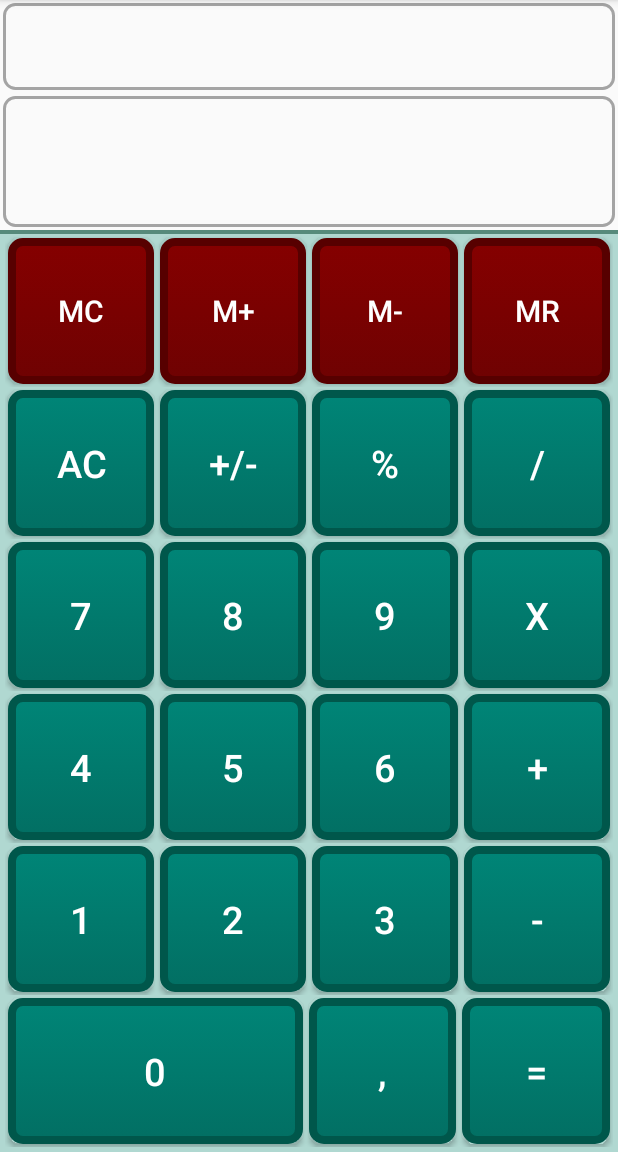
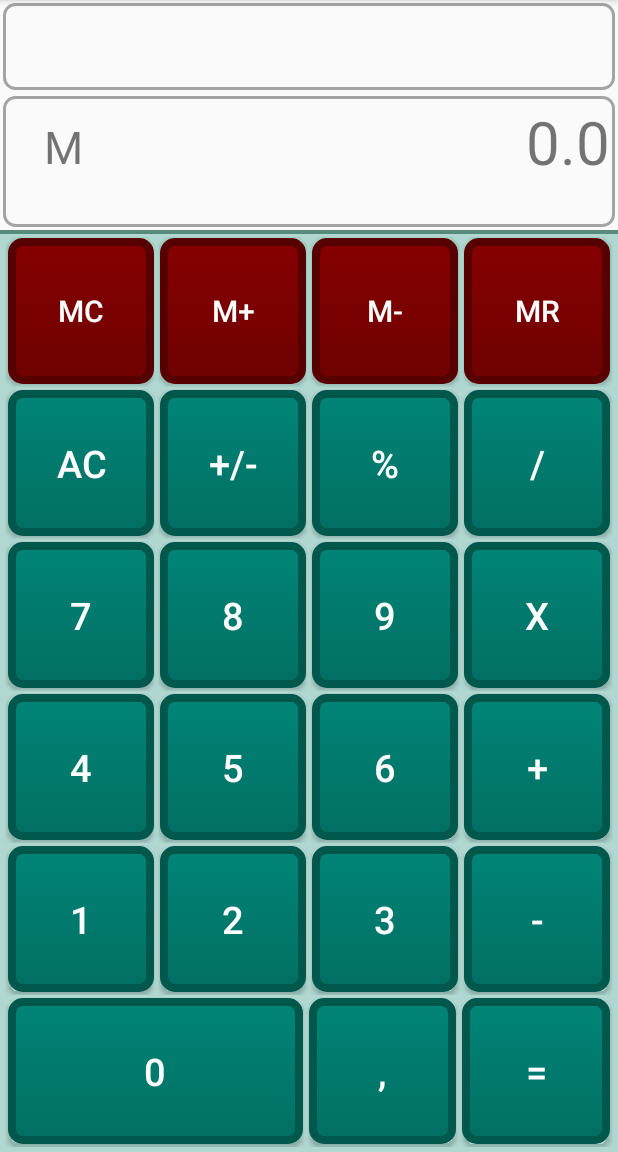
Before and after one commit to gabrielrevilla/proyecto_calculadora, an Android app: the screen it shows after launch (MainActivity), after a tap on "M+", on a phone screen of 412 x 824 dp, the part 84-1236 px from its top. Run offline under Robolectric (Android 15) with nearby library versions, the phone set to English and light mode, and no system bars; 1 statement that could not run was skipped.

Commit message:
falta cosas

```diff
--- a/app/src/main/java/com/azhex/calcuadora/MainActivity.java
+++ b/app/src/main/java/com/azhex/calcuadora/MainActivity.java
@@ -43,7 +43,7 @@ public class MainActivity extends AppCompatActivity {
     4 -> DIVIDIR
      */
     private int operacion = 0;
-    private double numeroMemoria = 0;
+    private static double numeroMemoria = 0;
     private double numeroIntroducido = 0;
 
     @Override
@@ -58,7 +58,7 @@ public class MainActivity extends AppCompatActivity {
         //buscar en los recursos: coma o punto
         separacionXMil =  getResources().getString(R.string.decimal);
         //simbolo memoria
-        textView_simbolo_memoria = findViewById(R.id.simboloMemodia);
+        textView_simbolo_memoria = findViewById(R.id.simboloMemoria);
 
     }
 
@@ -75,6 +75,8 @@ public class MainActivity extends AppCompatActivity {
             case R.id.button_cero:
                 if (!numeroIntroducido_caja.getText().toString().equals("")){
                     numeroIntroducido_caja.append("0");
+                }else{
+                    //todo line 119
                 }
                 break;
             case R.id.btnCalc1:
@@ -105,29 +107,24 @@ public class MainActivity extends AppCompatActivity {
                 numeroIntroducido_caja.append("9");
                 break;
             case R.id.button_coma:
-                Button buttonComa = (Button) view;
-                if (!buttonComa.getText().toString().isEmpty()) {
+                if (view.getTag().equals(false)){ // si no ha sido pulsado
+                    if (numeroIntroducido_caja.getText().toString().isEmpty()) {
                         numeroIntroducido_caja.append("0");
                         numeroIntroducido_caja.append(".");
                     }else{
                         numeroIntroducido_caja.append(".");
                     }
+                    //settearlo a ya pulsado
+                    view.setTag(true);
+                }
                 break;
         }
-
+        if(numeroIntroducido_caja.getText().equals("0")){
             numeroIntroducido = Double.parseDouble(numeroIntroducido_caja.getText().toString());
             numeroIntroducido_caja.setText(numeroIntroducido_caja.getText().toString().replaceAll(
                     "[.]", getResources().getString(R.string.decimal)));
         }
-
-
-    //Si se pulsa cualquier boton de operacion,
-    //      1. el primerNumeroIntroducido debe pasar a ser numeroMemoria
-    //      2. primeroNumero setearlo para coger el segundo numero
-    //      --Teniendo el segundo numero introducido--
-    //          2.1. Si le da a otra operación: el resultado de la operacion anterior se guarda en el numeroMemoria, se empieza el punto 2. otra vez.
-    //          2.
-    // 2. Si le da al boton igual "=" -> mostrar resultado
+    }
 
     //OPERACIONES
     //TODO DEBE DEVOVLER EL TIPO DE OPERACIÓN
@@ -137,7 +134,6 @@ public class MainActivity extends AppCompatActivity {
 
         if (!(segundoNumero_caja.getText().toString().isEmpty())){
             Button buttonOperacion = (Button) view;
-
             numeroMemoria = Double.parseDouble(segundoNumero_caja.getText().toString());
 
             switch (buttonOperacion.getId()){
@@ -158,14 +154,13 @@ public class MainActivity extends AppCompatActivity {
                     segundoNumero_caja.append("*");
                     break;
             }
-
             numeroIntroducido_caja.setText("");
         }else{
             numeroMemoria = 0;
         }
     }
     public void pulsarBotonIgual(View view) {
-        if (operacion != 0){
+        if (operacion != 0 && !numeroIntroducido_caja.getText().toString().isEmpty()){
             numeroIntroducido = Double.parseDouble(numeroIntroducido_caja.getText().toString());
 
             Double primerNumero =  numeroMemoria;
@@ -195,10 +190,14 @@ public class MainActivity extends AppCompatActivity {
     public void borrarCalculadora(View view) {
         segundoNumero_caja.setText("");
         numeroIntroducido_caja.setText("");
+
+        //resetear coma tag pulsado
+        findViewById(R.id.button_coma).setTag(false);
     }
 
+    //Boton +/-
     public void cambiarSigno(View view) {
-        Double numero = Double.valueOf(segundoNumero_caja.getText().toString());
+        Double numero = Double.valueOf(numeroIntroducido_caja.getText().toString());
         if (numero != 0){
             if (numero > 0){
                 // + --> -
@@ -208,19 +207,32 @@ public class MainActivity extends AppCompatActivity {
                 numero = numero * (-1);
             }
         }
+        numeroIntroducido_caja.setText(numero.toString());
     }
 
     public void calcularPorcentaje(View view) {
-        Double numero = Double.valueOf(segundoNumero_caja.getText().toString());
-        if (numero > 100) {
+        Double numero = Double.valueOf(numeroIntroducido_caja.getText().toString());
+        if (numero > 0.000000000000001){
             numero = numero / 100;
         }
+        numeroIntroducido_caja.setText(numero.toString());
     }
 
     //MC (Memory Clear)
     public void borrarMemoria(View view) {
+        if (view.isEnabled()){
             numeroMemoria = 0.0;
             textView_simbolo_memoria.setText("");
+
+            //botones memoria enabled
+            view.setEnabled(false);
+            findViewById(R.id.btnCalcMr).setEnabled(false);
+            findViewById(R.id.btnCalcMplus).setTag("false");
+
+
+            //simbolo memoria
+            textView_simbolo_memoria.setText("");
+        }
     }
 
     /*
@@ -228,7 +240,8 @@ public class MainActivity extends AppCompatActivity {
    Recupera el número almacenado en memoria. El número permanece en memoria.
     */
     public void llamarMemoria(View view) {
-
+        //TODO CONTROL boton disable
+            numeroIntroducido_caja.setText(String.valueOf(numeroMemoria));
 
     }
 
@@ -237,7 +250,23 @@ public class MainActivity extends AppCompatActivity {
         Suma el número mostrado a otro número que se encuentre en memoria pero no muestra la suma de estos números.
      */
     public void sumarMemoria(View view) {
+        if (view.getTag().equals("false")){
+            numeroMemoria = Double.valueOf(numeroIntroducido_caja.getText().toString());
+            numeroIntroducido_caja.setText(String.valueOf(numeroMemoria));
 
+            //botones memoria enabled
+            Button bMC = findViewById(R.id.btnCalcMc);
+            bMC.setEnabled(true);
+            Button bMR = findViewById(R.id.btnCalcMr);
+            bMR.setEnabled(true);
+
+            //Signo Memoria
+            textView_simbolo_memoria.setText("M");
+            view.setTag(true);
+        }else{
+            Double nuevaMemoriaAuz = numeroMemoria * 2;
+            numeroMemoria = nuevaMemoriaAuz;
+        }
     }
 
     /*
@@ -245,6 +274,15 @@ public class MainActivity extends AppCompatActivity {
         Resta el número mostrado a otro número que se encuentre en memoria pero no muestra la resta de estos números.
      */
     public void restarMemoria(View view) {
+        if (numeroMemoria != 0){
+            numeroMemoria = 0;
+        }
+    }
+
+
+    //TODO BOTON COMA
+    //todo el cero a secas no funciona
+    //TODO disable botones MC y MR si memoria esta vacia
+    //TODO boton coma no funciona
 
 }
-}
--- a/app/src/main/res/layout/activity_main.xml
+++ b/app/src/main/res/layout/activity_main.xml
@@ -33,11 +33,13 @@
             android:orientation="horizontal"
             style="@style/inDispNumeros">
             <TextView
-                android:id="@+id/simboloMemodia"
+                android:paddingRight="30dp"
+                android:paddingTop="10dp"
+                android:id="@+id/simboloMemoria"
                 android:layout_width="0dp"
                 android:layout_height="match_parent"
                 android:layout_weight="20"
-                android:textSize="40dp"
+                android:textSize="30sp"
                 android:maxLines="1"
                 android:textAlignment="textEnd"/>
 
@@ -67,6 +69,7 @@
             android:layout_weight="1">
 
             <Button
+                android:enabled="false"
                 android:id="@+id/btnCalcMc"
                 style="@style/calcBtnMemoria"
                 android:layout_weight="1"
@@ -76,6 +79,7 @@
             <Button
                 android:id="@+id/btnCalcMplus"
                 style="@style/calcBtnMemoria"
+                android:tag="false"
                 android:layout_weight="1"
                 android:onClick="sumarMemoria"
                 android:text="M+" />
@@ -88,6 +92,7 @@
                 android:text="M-" />
 
             <Button
+                android:enabled="false"
                 android:id="@+id/btnCalcMr"
                 style="@style/calcBtnMemoria"
                 android:layout_weight="1"
@@ -247,7 +252,9 @@
             <Button
                 android:id="@+id/button_coma"
                 style="@style/calcBtn"
+                android:tag="true"
                 android:layout_weight="1"
+                android:onClick="escribirNumero"
                 android:text="@string/decimal" />
 
             <Button
```
Lines whose indentation alone changed are shown as unchanged.
